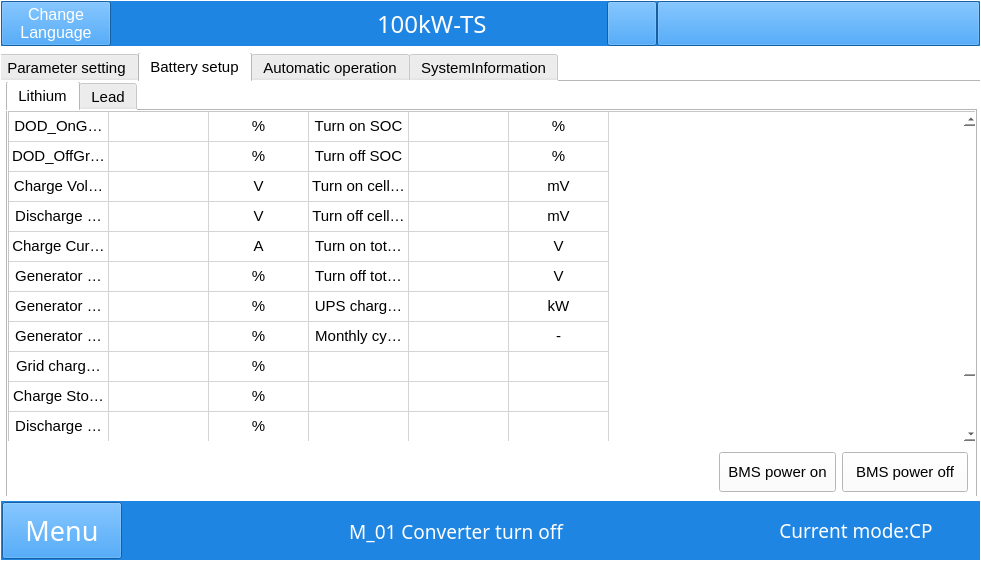
Qt form win.ui (megarevolpr/Win) before a commit.
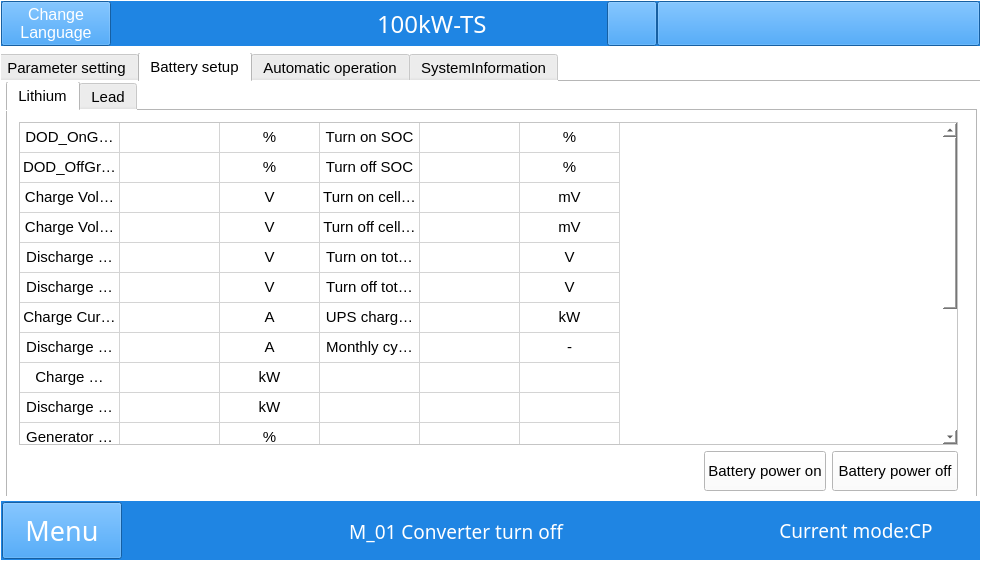
The same form after that commit. The open tabs and pages were chosen to show the change. Icons and pictures are not drawn.

```diff
--- a/win.ui
+++ b/win.ui
@@ -8526,15 +8526,18 @@
           <attribute name="title">
            <string>Lithium</string>
           </attribute>
+          <widget class="QWidget" name="verticalLayoutWidget">
+           <property name="geometry">
+            <rect>
+             <x>0</x>
+             <y>0</y>
+             <width>961</width>
+             <height>391</height>
+            </rect>
+           </property>
+           <layout class="QVBoxLayout" name="verticalLayout_14">
+            <item>
           <widget class="QTableWidget" name="Lithum_Tab">
-           <property name="geometry">
-            <rect>
-             <x>0</x>
-             <y>0</y>
-             <width>971</width>
-             <height>331</height>
-            </rect>
-           </property>
            <property name="editTriggers">
             <set>QAbstractItemView::NoEditTriggers</set>
            </property>
@@ -8604,6 +8607,31 @@
              <string>12</string>
             </property>
            </row>
+              <row>
+               <property name="text">
+                <string>13</string>
+               </property>
+              </row>
+              <row>
+               <property name="text">
+                <string>14</string>
+               </property>
+              </row>
+              <row>
+               <property name="text">
+                <string>15</string>
+               </property>
+              </row>
+              <row>
+               <property name="text">
+                <string>16</string>
+               </property>
+              </row>
+              <row>
+               <property name="text">
+                <string>17</string>
+               </property>
+              </row>
            <column>
             <property name="text">
              <string>1</string>
@@ -8732,7 +8760,7 @@
            </item>
            <item row="3" column="0">
             <property name="text">
-             <string>Discharge Vol. lower Limit</string>
+                <string>Charge Vol. upper Limit delta</string>
             </property>
             <property name="textAlignment">
              <set>AlignCenter</set>
@@ -8764,7 +8792,7 @@
            </item>
            <item row="4" column="0">
             <property name="text">
-             <string>Charge Cur. Limit</string>
+                <string>Discharge Vol. lower Limit</string>
             </property>
             <property name="textAlignment">
              <set>AlignCenter</set>
@@ -8772,7 +8800,7 @@
            </item>
            <item row="4" column="2">
             <property name="text">
-             <string>A</string>
+                <string>V</string>
             </property>
             <property name="textAlignment">
              <set>AlignCenter</set>
@@ -8796,7 +8824,7 @@
            </item>
            <item row="5" column="0">
             <property name="text">
-             <string>Generator turn off SOC</string>
+                <string>Discharge Vol. lower Limit delta</string>
             </property>
             <property name="textAlignment">
              <set>AlignCenter</set>
@@ -8804,7 +8832,7 @@
            </item>
            <item row="5" column="2">
             <property name="text">
-             <string>%</string>
+                <string>V</string>
             </property>
             <property name="textAlignment">
              <set>AlignCenter</set>
@@ -8828,7 +8856,7 @@
            </item>
            <item row="6" column="0">
             <property name="text">
-             <string>Generator turn on SOC</string>
+                <string>Charge Cur. Limit</string>
             </property>
             <property name="textAlignment">
              <set>AlignCenter</set>
@@ -8836,7 +8864,7 @@
            </item>
            <item row="6" column="2">
             <property name="text">
-             <string>%</string>
+                <string>A</string>
             </property>
             <property name="textAlignment">
              <set>AlignCenter</set>
@@ -8860,7 +8888,7 @@
            </item>
            <item row="7" column="0">
             <property name="text">
-             <string>Generator charge SOC</string>
+                <string>Discharge Cur. Limit</string>
             </property>
             <property name="textAlignment">
              <set>AlignCenter</set>
@@ -8868,7 +8896,7 @@
            </item>
            <item row="7" column="2">
             <property name="text">
-             <string>%</string>
+                <string>A</string>
             </property>
             <property name="textAlignment">
              <set>AlignCenter</set>
@@ -8892,13 +8920,93 @@
            </item>
            <item row="8" column="0">
             <property name="text">
+                <string>Charge power limit</string>
+               </property>
+               <property name="textAlignment">
+                <set>AlignCenter</set>
+               </property>
+              </item>
+              <item row="8" column="2">
+               <property name="text">
+                <string>kW</string>
+               </property>
+               <property name="textAlignment">
+                <set>AlignCenter</set>
+               </property>
+              </item>
+              <item row="9" column="0">
+               <property name="text">
+                <string>Discharge power limit</string>
+               </property>
+               <property name="textAlignment">
+                <set>AlignCenter</set>
+               </property>
+              </item>
+              <item row="9" column="2">
+               <property name="text">
+                <string>kW</string>
+               </property>
+               <property name="textAlignment">
+                <set>AlignCenter</set>
+               </property>
+              </item>
+              <item row="10" column="0">
+               <property name="text">
+                <string>Generator turn off SOC</string>
+               </property>
+               <property name="textAlignment">
+                <set>AlignCenter</set>
+               </property>
+              </item>
+              <item row="10" column="2">
+               <property name="text">
+                <string>%</string>
+               </property>
+               <property name="textAlignment">
+                <set>AlignCenter</set>
+               </property>
+              </item>
+              <item row="11" column="0">
+               <property name="text">
+                <string>Generator turn on SOC</string>
+               </property>
+               <property name="textAlignment">
+                <set>AlignCenter</set>
+               </property>
+              </item>
+              <item row="11" column="2">
+               <property name="text">
+                <string>%</string>
+               </property>
+               <property name="textAlignment">
+                <set>AlignCenter</set>
+               </property>
+              </item>
+              <item row="12" column="0">
+               <property name="text">
+                <string>Generator charge SOC</string>
+               </property>
+               <property name="textAlignment">
+                <set>AlignCenter</set>
+               </property>
+              </item>
+              <item row="12" column="2">
+               <property name="text">
+                <string>%</string>
+               </property>
+               <property name="textAlignment">
+                <set>AlignCenter</set>
+               </property>
+              </item>
+              <item row="13" column="0">
+               <property name="text">
              <string>Grid charge SOC</string>
             </property>
             <property name="textAlignment">
              <set>AlignCenter</set>
             </property>
            </item>
-           <item row="8" column="2">
+              <item row="13" column="2">
             <property name="text">
              <string>%</string>
             </property>
@@ -8906,7 +9014,7 @@
              <set>AlignCenter</set>
             </property>
            </item>
-           <item row="9" column="0">
+              <item row="14" column="0">
             <property name="text">
              <string>Charge Stop SOC</string>
             </property>
@@ -8914,7 +9022,7 @@
              <set>AlignCenter</set>
             </property>
            </item>
-           <item row="9" column="2">
+              <item row="14" column="2">
             <property name="text">
              <string>%</string>
             </property>
@@ -8922,7 +9030,7 @@
              <set>AlignCenter</set>
             </property>
            </item>
-           <item row="10" column="0">
+              <item row="15" column="0">
             <property name="text">
              <string>Discharge Stop SOC</string>
             </property>
@@ -8930,7 +9038,7 @@
              <set>AlignCenter</set>
             </property>
            </item>
-           <item row="10" column="2">
+              <item row="15" column="2">
             <property name="text">
              <string>%</string>
             </property>
@@ -8938,7 +9046,7 @@
              <set>AlignCenter</set>
             </property>
            </item>
-           <item row="11" column="0">
+              <item row="16" column="0">
             <property name="text">
              <string>Grid capacity</string>
             </property>
@@ -8946,7 +9054,7 @@
              <set>AlignCenter</set>
             </property>
            </item>
-           <item row="11" column="2">
+              <item row="16" column="2">
             <property name="text">
              <string>kW</string>
             </property>
@@ -8955,15 +9063,8 @@
             </property>
            </item>
           </widget>
-          <widget class="QWidget" name="horizontalLayoutWidget_11">
-           <property name="geometry">
-            <rect>
-             <x>0</x>
-             <y>330</y>
-             <width>971</width>
-             <height>51</height>
-            </rect>
-           </property>
+            </item>
+            <item>
            <layout class="QHBoxLayout" name="horizontalLayout_29">
             <item>
              <spacer name="horizontalSpacer">
@@ -8988,12 +9089,12 @@
               </property>
               <property name="maximumSize">
                <size>
-                <width>117</width>
+                  <width>16777215</width>
                 <height>40</height>
                </size>
               </property>
               <property name="text">
-               <string>BMS power on</string>
+                 <string>Battery power on</string>
               </property>
              </widget>
             </item>
@@ -9007,14 +9108,16 @@
               </property>
               <property name="maximumSize">
                <size>
-                <width>126</width>
+                  <width>16777215</width>
                 <height>40</height>
                </size>
               </property>
               <property name="text">
-               <string>BMS power off</string>
-              </property>
-             </widget>
+                 <string>Battery power off</string>
+                </property>
+               </widget>
+              </item>
+             </layout>
             </item>
            </layout>
           </widget>
```
Left out of the diff: 60 changed lines with no effect on the pictures. Lines whose indentation alone changed are shown as unchanged.
